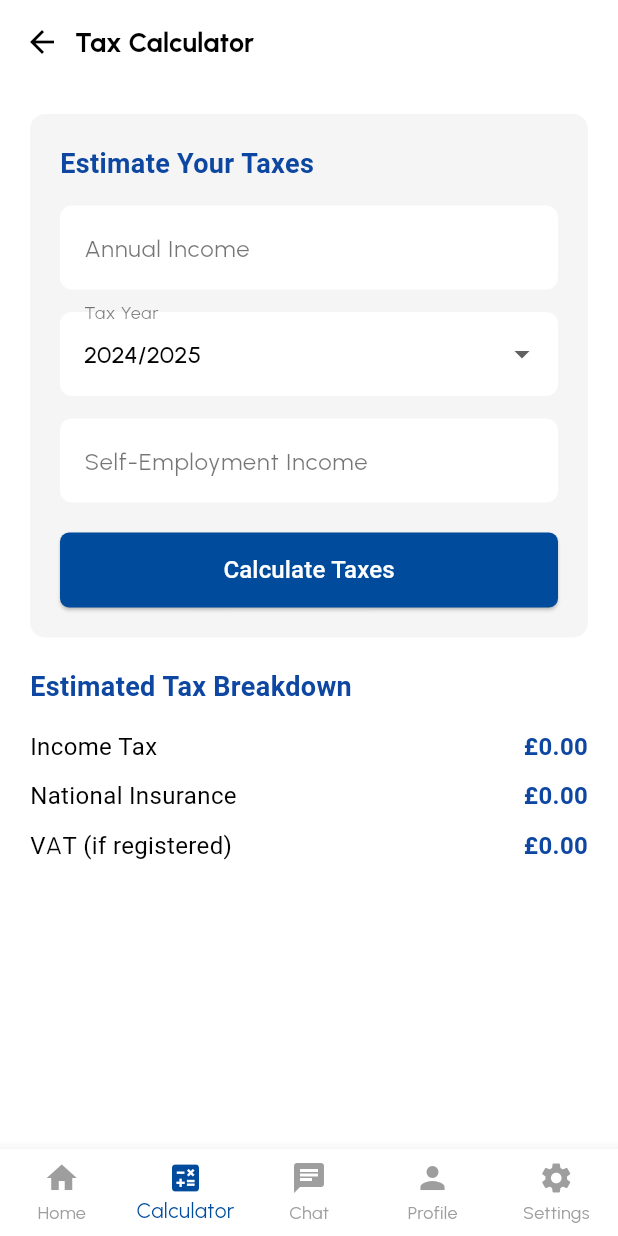
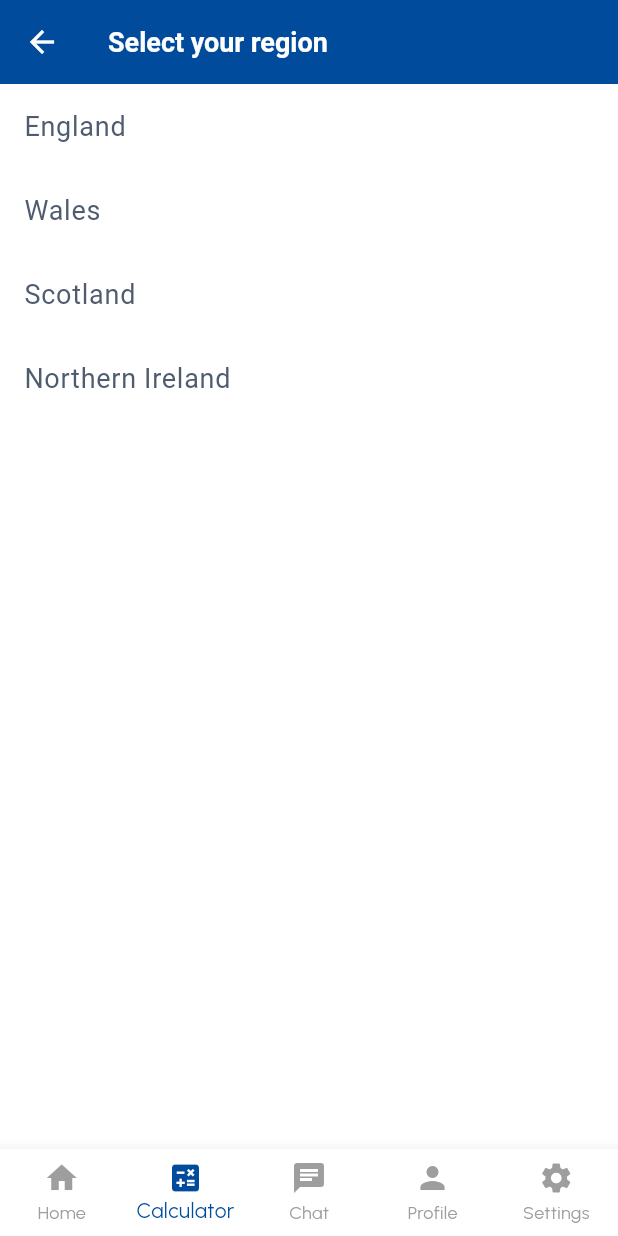
Before and after one commit to leohmq12/taxbuddy, a Flutter app: the HomeScreen screen opened by its route, item 2 of the bottom bar chosen, on a phone screen of 412 x 824 dp. Run offline on Flutter 3.47's test engine with Material 3 defaults, Android fonts, the phone set to English and light mode, and no system bars; our stand-ins replace audioplayers, firebase_auth, firebase_core, flutter_dotenv, flutter_tts, google_fonts and 1 more; accounts and stored records are empty.

Commit message:
region screen added

```diff
--- a/lib/screens/splash_screens/home.dart
+++ b/lib/screens/splash_screens/home.dart
@@ -6,6 +6,7 @@ import '../splash_screens/chatscreen.dart';
 import '../splash_screens/learn_screen.dart';
 import 'package:taxbuddy/backend/search/search_service.dart';
 import 'package:flutter/services.dart';
+import '../splash_screens/region.dart';
 
 class HomeScreen extends StatefulWidget {
   const HomeScreen({super.key});
@@ -16,6 +17,7 @@ class HomeScreen extends StatefulWidget {
 
 class _HomeScreenState extends State<HomeScreen> {
   int _selectedIndex = 0;
+  bool _showingRegionScreen = false;
 
   final List<Widget> _screens = [
     Scaffold(
@@ -51,18 +53,29 @@ class _HomeScreenState extends State<HomeScreen> {
   ];
 
   void _onItemTapped(int index) {
-    setState(() {
-      _selectedIndex = index;
-    });
+    if (index == 1 && !_showingRegionScreen) {
+      // Show region screen when calculator is first tapped
+      setState(() {
+        _selectedIndex = index;
+        _showingRegionScreen = true;
+      });
+    } else {
+      // For all other cases
+      setState(() {
+        _selectedIndex = index;
+        _showingRegionScreen = false;
+      });
+    }
   }
 
   @override
   Widget build(BuildContext context) {
     return WillPopScope(
       onWillPop: () async {
-        if (_selectedIndex != 0) {
+        if (_selectedIndex != 0 || _showingRegionScreen) {
           setState(() {
             _selectedIndex = 0;
+            _showingRegionScreen = false;
           });
           return false;
         }
@@ -73,7 +86,22 @@ class _HomeScreenState extends State<HomeScreen> {
         backgroundColor: Theme.of(context).colorScheme.background,
         body: IndexedStack(
           index: _selectedIndex,
-          children: _screens,
+          children: [
+            _screens[0], // Home
+            _showingRegionScreen
+                ? SelectRegionScreen(
+              onBackToHome: () {
+                setState(() {
+                  _showingRegionScreen = false;
+                  _selectedIndex = 0; //Set to Home Screen Index
+                });
+              },
+            )
+                : _screens[1], // Calculator
+            _screens[2], // Chat
+            _screens[3], // Profile
+            _screens[4], // Settings
+          ],
         ),
         bottomNavigationBar: _buildBottomNavBar(),
       ),
@@ -82,7 +110,7 @@ class _HomeScreenState extends State<HomeScreen> {
 
   Widget _buildBottomNavBar() {
     return BottomNavigationBar(
-      currentIndex: _selectedIndex,
+      currentIndex: _showingRegionScreen ? 1 : _selectedIndex,
       onTap: _onItemTapped,
       type: BottomNavigationBarType.fixed,
       selectedItemColor: Theme.of(context).bottomNavigationBarTheme.selectedItemColor,
--- /dev/null
+++ b/lib/screens/splash_screens/region.dart
@@ -0,0 +1,78 @@
+import 'package:flutter/material.dart';
+
+class SelectRegionScreen extends StatefulWidget {
+  final VoidCallback onBackToHome; // Changed from onBackPressed to clarify purpose
+
+  const SelectRegionScreen({super.key, required this.onBackToHome});
+
+  @override
+  _SelectRegionScreenState createState() => _SelectRegionScreenState();
+}
+
+class _SelectRegionScreenState extends State<SelectRegionScreen> {
+  String? _selectedRegion;
+
+  @override
+  Widget build(BuildContext context) {
+    return WillPopScope(
+      onWillPop: () async {
+        widget.onBackToHome(); // Redirect to home screen
+        return false; // Prevent default back behavior
+      },
+      child: Scaffold(
+        appBar: AppBar(
+          title: Text(
+            'Select your region',
+            style: TextStyle(
+              color: Colors.white,
+              fontSize: 18,
+              fontFamily: 'OakSans',
+              fontWeight: FontWeight.bold,
+            ),
+          ),
+          leading: IconButton(
+            icon: Icon(Icons.arrow_back, color: Theme.of(context).colorScheme.onPrimary),
+            onPressed: widget.onBackToHome, // Redirect to home screen
+          ),
+          backgroundColor: Theme.of(context).colorScheme.primary,
+        ),
+        body: ListView(
+          children: [
+            _buildRegionTile(context, 'England'),
+            _buildRegionTile(context, 'Wales'),
+            _buildRegionTile(context, 'Scotland'),
+            _buildRegionTile(context, 'Northern Ireland'),
+          ],
+        ),
+      ),
+    );
+  }
+
+  Widget _buildRegionTile(BuildContext context, String region) {
+    bool isSelected = _selectedRegion == region;
+    return ListTile(
+      title: Text(
+        region,
+        style: TextStyle(
+          fontFamily: 'OakSans',
+          fontSize: 18,
+          fontWeight: FontWeight.normal,
+          color: isSelected
+              ? (Theme.of(context).brightness == Brightness.dark
+              ? Color(0xFF49B3CD)
+              : Color(0xFF043377))
+              : (Theme.of(context).brightness == Brightness.dark
+              ? Theme.of(context).colorScheme.onSurface
+              : Color(0xFF4F5C6F)),
+        ),
+      ),
+      onTap: () {
+        setState(() {
+          _selectedRegion = region;
+        });
+        // Optional: Add this if you want to go back after selection
+        // widget.onBackToHome();
+      },
+    );
+  }
+}
```
Also changed, not shown: lib/backend/region/region_backend.dart (added).
